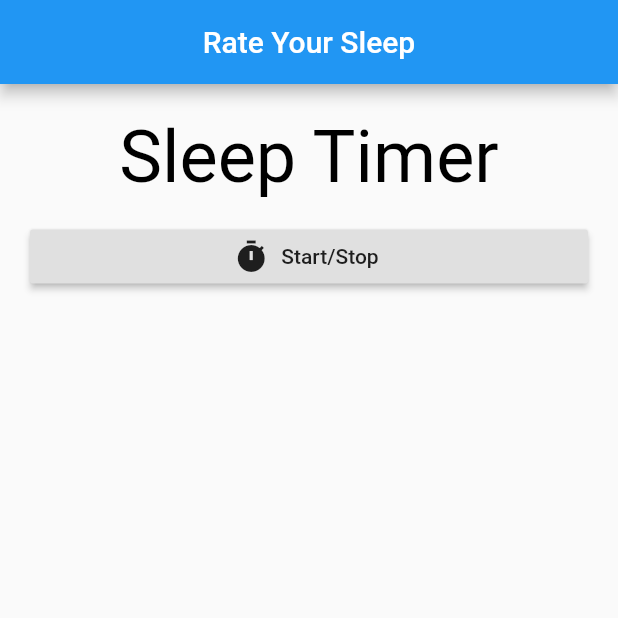
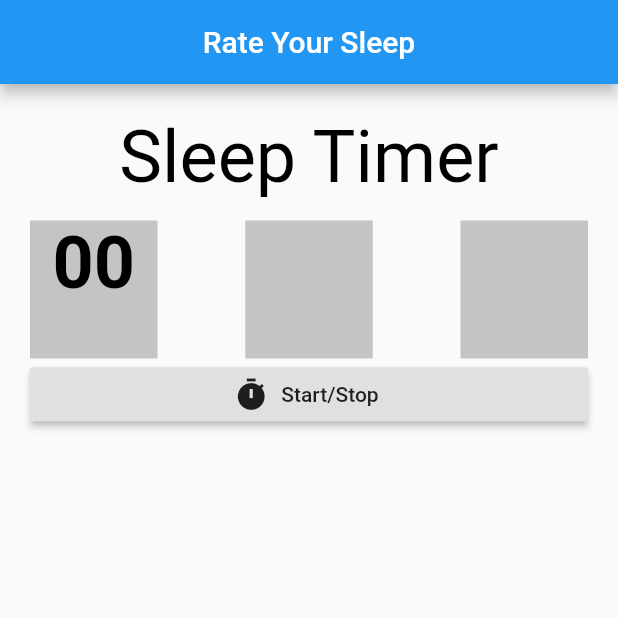
Before and after one commit to panduwira/RateYourSleep, a Flutter app: the screen it shows after launch, on a phone screen of 412 x 824 dp, the top half of it. Run offline on Flutter 3.47's test engine with Material 2 defaults, Android fonts, the phone set to English and light mode, and no system bars; Roboto replaces fonts that are missing (Sans Serif).

Commit message:
Update home.dart

```diff
--- a/lib/pages/home.dart
+++ b/lib/pages/home.dart
@@ -31,11 +31,41 @@ class _HomePageState extends State<HomePage> {
                 ),
               ),
             ),
+            Row(
+              mainAxisAlignment: MainAxisAlignment.spaceBetween,
+              children: <Widget>[
+
+              Container(
+                width: 85,
+                height: 92,
+                color: Color(0xffc4c4c4),
+                child: Text('00',
+                style: TextStyle(
+                    fontSize: 48,
+                    fontFamily: "Sans Serif",
+                    fontWeight: FontWeight.bold,
+                    color: Colors.black,
+                    ),
+                textAlign: TextAlign.center,
+
+                ),
+              ),
+              Container(
+                width: 85,
+                height: 92,
+                color: Color(0xffc4c4c4),
+              ),
+              Container(
+                width: 85,
+                height: 92,
+                color: Color(0xffc4c4c4),
+              ),
+            ]),
             RaisedButton.icon(
-              onPressed: (){},
+              onPressed: () {},
               icon: Icon(Icons.timer),
               label: Text("Start/Stop"),
-              )
+            ),
           ])),
     );
   }
```
